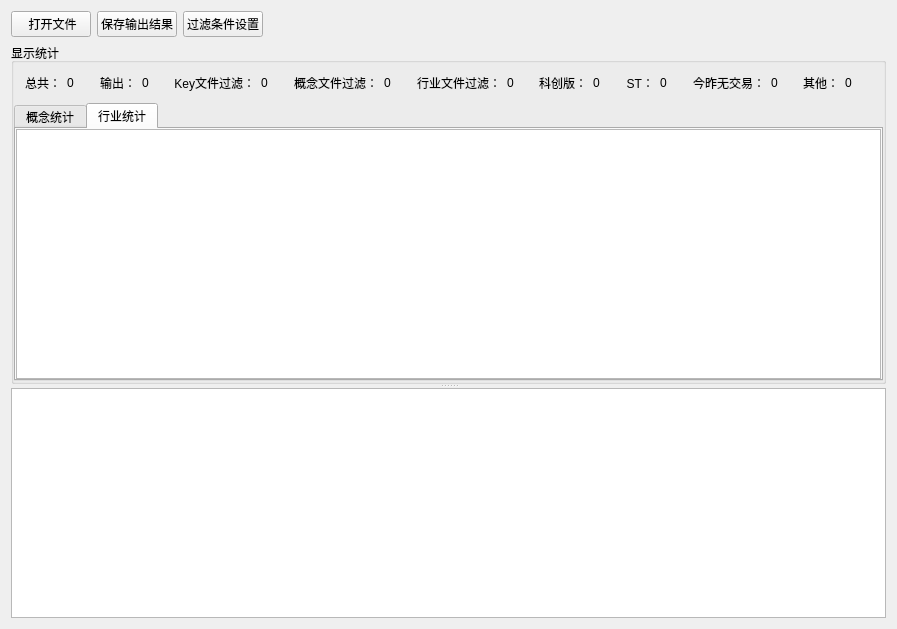
The window that BaGuaStock/BaGuaStock.ui (weiduolee/BaGuaStock) describes before a commit, drawn with Qt 5.
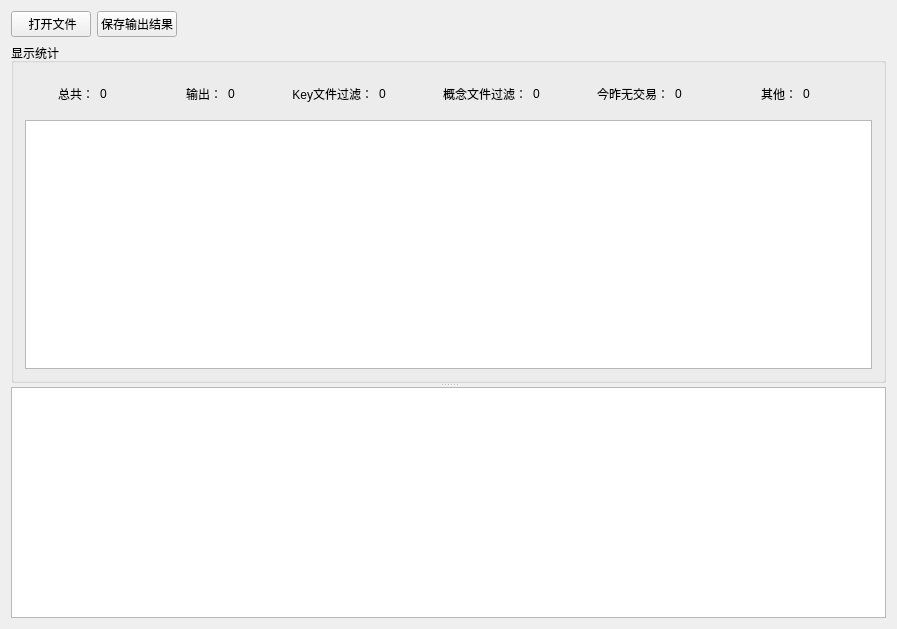
The same window after the commit. The open tabs and pages were chosen to show the change.

```diff
--- a/BaGuaStock/BaGuaStock.ui
+++ b/BaGuaStock/BaGuaStock.ui
@@ -36,91 +36,18 @@
        <property name="title">
         <string>显示统计</string>
        </property>
-       <layout class="QGridLayout" name="gridLayout_3">
-        <property name="leftMargin">
-         <number>0</number>
-        </property>
-        <property name="topMargin">
-         <number>0</number>
-        </property>
-        <property name="rightMargin">
-         <number>0</number>
-        </property>
-        <property name="bottomMargin">
-         <number>0</number>
-        </property>
-        <property name="spacing">
-         <number>0</number>
-        </property>
+       <layout class="QGridLayout" name="gridLayout">
         <item row="1" column="0">
-         <widget class="QTabWidget" name="tabWidget">
-          <property name="currentIndex">
-           <number>0</number>
+         <widget class="QTableWidget" name="tableWidgetConcept">
+          <property name="editTriggers">
+           <set>QAbstractItemView::NoEditTriggers</set>
           </property>
-          <widget class="QWidget" name="tabConcept">
-           <attribute name="title">
-            <string>概念统计</string>
-           </attribute>
-           <layout class="QGridLayout" name="gridLayout">
-            <property name="leftMargin">
-             <number>0</number>
-            </property>
-            <property name="topMargin">
-             <number>0</number>
-            </property>
-            <property name="rightMargin">
-             <number>0</number>
-            </property>
-            <property name="bottomMargin">
-             <number>0</number>
-            </property>
-            <property name="spacing">
-             <number>0</number>
-            </property>
-            <item row="0" column="0">
-             <widget class="QTableWidget" name="tableWidgetConcept">
-              <property name="editTriggers">
-               <set>QAbstractItemView::NoEditTriggers</set>
-              </property>
-              <property name="sortingEnabled">
-               <bool>true</bool>
-              </property>
-             </widget>
-            </item>
-           </layout>
-          </widget>
-          <widget class="QWidget" name="tabDomain">
-           <attribute name="title">
-            <string>行业统计</string>
-           </attribute>
-           <layout class="QGridLayout" name="gridLayout_4">
-            <property name="leftMargin">
-             <number>0</number>
-            </property>
-            <property name="topMargin">
-             <number>0</number>
-            </property>
-            <property name="rightMargin">
-             <number>0</number>
-            </property>
-            <property name="bottomMargin">
-             <number>0</number>
-            </property>
-            <property name="spacing">
-             <number>0</number>
-            </property>
-            <item row="0" column="0">
-             <widget class="QTableWidget" name="tableWidgetDomain">
-              <property name="editTriggers">
-               <set>QAbstractItemView::NoEditTriggers</set>
-              </property>
-              <property name="sortingEnabled">
-               <bool>true</bool>
-              </property>
-             </widget>
-            </item>
-           </layout>
-          </widget>
+          <property name="selectionBehavior">
+           <enum>QAbstractItemView::SelectRows</enum>
+          </property>
+          <property name="sortingEnabled">
+           <bool>true</bool>
+          </property>
          </widget>
         </item>
         <item row="0" column="0">
@@ -197,57 +124,6 @@
              </property>
             </widget>
            </item>
-           <item>
-            <widget class="QLabel" name="label_9">
-             <property name="text">
-              <string>行业文件过滤：</string>
-             </property>
-             <property name="alignment">
-              <set>Qt::AlignRight|Qt::AlignTrailing|Qt::AlignVCenter</set>
-             </property>
-            </widget>
-           </item>
-           <item>
-            <widget class="QLabel" name="labelDomainFilter">
-             <property name="text">
-              <string>0</string>
-             </property>
-            </widget>
-           </item>
-           <item>
-            <widget class="QLabel" name="label_7">
-             <property name="text">
-              <string>科创版：</string>
-             </property>
-             <property name="alignment">
-              <set>Qt::AlignRight|Qt::AlignTrailing|Qt::AlignVCenter</set>
-             </property>
-            </widget>
-           </item>
-           <item>
-            <widget class="QLabel" name="labelCreativeFilter">
-             <property name="text">
-              <string>0</string>
-             </property>
-            </widget>
-           </item>
-           <item>
-            <widget class="QLabel" name="label_4">
-             <property name="text">
-              <string>ST：</string>
-             </property>
-             <property name="alignment">
-              <set>Qt::AlignRight|Qt::AlignTrailing|Qt::AlignVCenter</set>
-             </property>
-            </widget>
-           </item>
-           <item>
-            <widget class="QLabel" name="labelStFilter">
-             <property name="text">
-              <string>0</string>
-             </property>
-            </widget>
-           </item>
            <item>
             <widget class="QLabel" name="label_5">
              <property name="text">
@@ -319,13 +195,6 @@
         </property>
        </widget>
       </item>
-      <item>
-       <widget class="QPushButton" name="pushButtonFilter">
-        <property name="text">
-         <string>过滤条件设置</string>
-        </property>
-       </widget>
-      </item>
       <item>
        <spacer name="horizontalSpacer">
         <property name="orientation">
```
Left out of the diff: 2 changed lines with no effect on the pictures.
